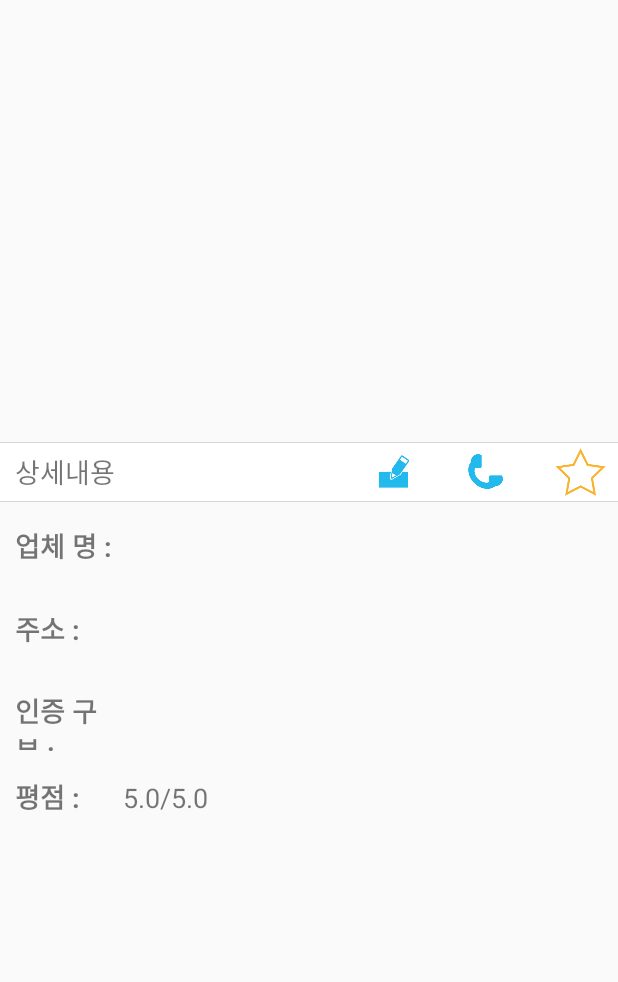
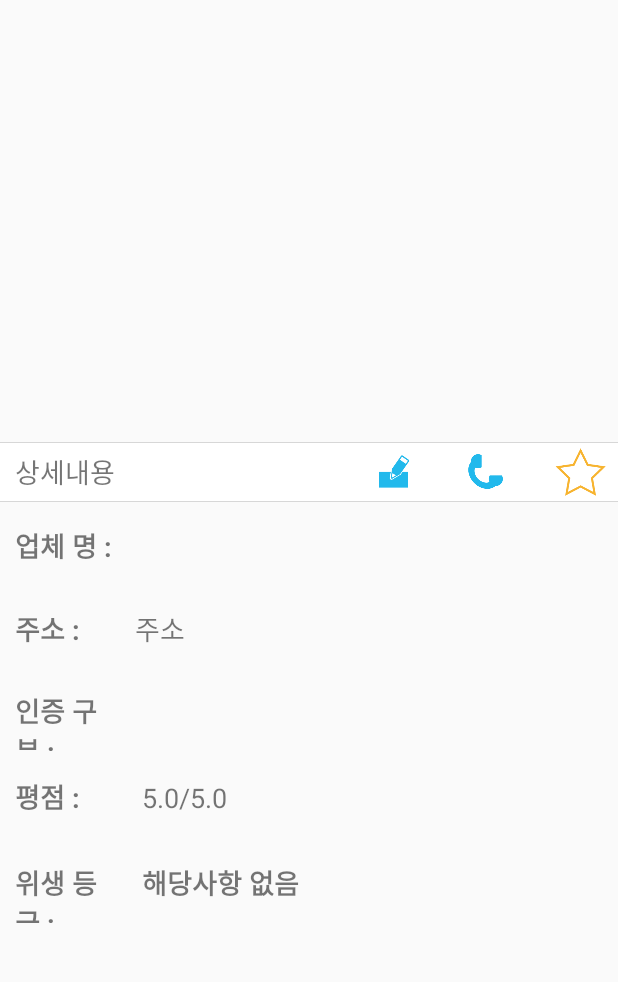
Before and after one commit to junbrother93/Seomuk, an Android app: the MapsActivity screen opened directly, with no data from a screen before it, on a phone screen of 412 x 824 dp, the part 76-1058 px from its top. Run offline under Robolectric (Android 15) with nearby library versions, the phone set to English and light mode, and no system bars; our stand-ins replace Volley; network calls fail; Roboto replaces fonts that are not available here; 5 statements that could not run were skipped.

Commit message:
연락처가 없는경우 오류 수정 // 위치정보없을떄 맵 크기가 다 가려지지않아 mapFragment에 setVisibility(View Gone) 시킴

```diff
--- a/app/src/main/java/com/example/junhyeong/myapplication/Google/MapsActivity.java
+++ b/app/src/main/java/com/example/junhyeong/myapplication/Google/MapsActivity.java
@@ -60,7 +60,7 @@ public class MapsActivity extends FragmentActivity implements OnMapReadyCallback
         Popup_login = new Intent(this, PopupActivity_Login.class);
 
         // Obtain the SupportMapFragment and get notified when the map is ready to be used.
-        SupportMapFragment mapFragment = (SupportMapFragment) getSupportFragmentManager().findFragmentById(R.id.map);
+        final SupportMapFragment mapFragment = (SupportMapFragment) getSupportFragmentManager().findFragmentById(R.id.map);
         mapFragment.getMapAsync(this);
 
         unlogin_value = intent.getIntExtra("mypage",0);
@@ -73,6 +73,10 @@ public class MapsActivity extends FragmentActivity implements OnMapReadyCallback
         review.putExtra("store_id", store_id);
 
         store_call = intent.getStringExtra("store_call"); //전화번호아이콘 만들어지면 사용
+        if(store_call.equals("") || store_call.equals(null))
+        {
+            store_call="정보를 제공하지 않습니다".toString();
+        }
         store_call = store_call.replaceAll("\\p{Z}", "");
         if(store_call.substring(0,2).equals("02")||store_call.substring(0,3).equals("010")||store_call.substring(0,3).equals("016")||store_call.substring(0,3).equals("019"))
         {}
@@ -148,10 +152,10 @@ public class MapsActivity extends FragmentActivity implements OnMapReadyCallback
         tvStore_name.setText(store_name);
         tvStore_grade.setText(store_grade);
 
-        Log.e("x:", "x"+x);
-        Log.e("y:", "y"+y);
+        Log.e("Xvalue:", "x"+x);
+        Log.e("Yvalue:", "y"+y);
 
-        if(x == 0.0 && y == 0.0)
+        if(x == 0.0 && y == 0.0 || (x==0 && y==0))
         {
             x = 37.5652894;
             y = 126.8494668;
@@ -161,10 +165,11 @@ public class MapsActivity extends FragmentActivity implements OnMapReadyCallback
             @Override
             public void onResponse(JSONObject response) {
                 Log.e("response", "response :" + response.optJSONArray("results").optJSONObject(0).optString("formatted_address"));
-                if(x == 37.5652894 && y == 126.8494668)
+                if((x == 37.5652894 && y == 126.8494668))
                 {
                     ImageView noMap = (ImageView)findViewById(R.id.noMap);
                     noMap.setVisibility(View.VISIBLE);
+                    mapFragment.getView().setVisibility(View.GONE);
                     store_address = "주소정보없음";
                 }
                 else {
--- a/app/src/main/res/layout/activity_googlemap.xml
+++ b/app/src/main/res/layout/activity_googlemap.xml
@@ -27,7 +27,7 @@
         <ImageView
             android:id="@+id/noMap"
             android:layout_width="match_parent"
-            android:layout_height="330dp"
+            android:layout_height="match_parent"
             android:src="@drawable/nomap"
             android:visibility="invisible" />
 
@@ -87,107 +87,137 @@
 
     </RelativeLayout>
 
+    <ScrollView
+        android:layout_width="match_parent"
+        android:layout_height="match_parent">
+
         <GridLayout
             android:id="@+id/Gridlayout"
             android:layout_width="match_parent"
-        android:layout_height="match_parent"
+            android:layout_height="wrap_content"
             android:layout_weight="1"
-        android:paddingLeft="10dp"
-        android:orientation="vertical">
+            android:orientation="vertical"
+            android:paddingLeft="10dp">
 
             <TextView
                 android:id="@+id/textView3"
-            android:layout_width="72dp"
+                android:layout_width="80dp"
                 android:layout_height="40dp"
-            android:layout_weight="1"
-            android:textSize="8pt"
-            android:textStyle="bold"
+                android:layout_column="0"
+                android:layout_gravity="center_vertical"
                 android:layout_marginTop="15dp"
                 android:layout_row="0"
-            android:layout_column="0"
-            android:layout_gravity="center_vertical"
-            android:text="업체 명 : " />
+                android:layout_weight="1"
+                android:text="업체 명 : "
+                android:textSize="8pt"
+                android:textStyle="bold" />
 
             <TextView
                 android:id="@+id/textView4"
-            android:layout_width="72dp"
+                android:layout_width="80dp"
                 android:layout_height="40dp"
-            android:layout_weight="1"
-            android:textSize="8pt"
-            android:textStyle="bold"
+                android:layout_column="0"
+                android:layout_gravity="center_vertical"
                 android:layout_marginTop="15dp"
                 android:layout_row="1"
-            android:layout_column="0"
-            android:layout_gravity="center_vertical"
-            android:text="주소 : " />
+                android:layout_weight="1"
+                android:text="주소 : "
+                android:textSize="8pt"
+                android:textStyle="bold" />
 
             <TextView
                 android:id="@+id/textView5"
-            android:layout_width="72dp"
+                android:layout_width="80dp"
                 android:layout_height="40dp"
-            android:layout_weight="1"
-            android:textSize="8pt"
-            android:textStyle="bold"
+                android:layout_column="0"
                 android:layout_marginTop="15dp"
                 android:layout_row="2"
-            android:layout_column="0"
-            android:text="인증 구분 :  " />
+                android:layout_weight="1"
+                android:text="인증 구분 :  "
+                android:textSize="8pt"
+                android:textStyle="bold" />
 
             <TextView
                 android:id="@+id/textView10"
-            android:layout_width="72dp"
+                android:layout_width="80dp"
                 android:layout_height="40dp"
-            android:layout_weight="1"
-            android:textSize="8pt"
-            android:textStyle="bold"
+                android:layout_column="0"
                 android:layout_marginTop="15dp"
                 android:layout_row="3"
+                android:layout_weight="1"
+                android:text="평점 : "
+                android:textSize="8pt"
+                android:textStyle="bold" />
+
+            <TextView
+                android:id="@+id/textView12"
+                android:layout_width="80dp"
+                android:layout_height="40dp"
                 android:layout_column="0"
-            android:text="평점 : " />
+                android:layout_marginTop="15dp"
+                android:layout_row="4"
+                android:layout_weight="1"
+                android:text="위생 등급 : "
+                android:textSize="8pt"
+                android:textStyle="bold" />
 
             <TextView
                 android:id="@+id/textView6"
                 android:layout_width="wrap_content"
                 android:layout_height="40dp"
-            android:layout_weight="1"
-            android:textSize="8pt"
+                android:layout_column="1"
                 android:layout_marginTop="15dp"
                 android:layout_row="0"
-            android:layout_column="1"
-            android:text="" />
+                android:layout_weight="1"
+                android:text="업체명"
+                android:textSize="8pt" />
 
             <TextView
                 android:id="@+id/textView7"
                 android:layout_width="wrap_content"
                 android:layout_height="40dp"
-            android:layout_weight="1"
-            android:textSize="8pt"
+                android:layout_column="1"
                 android:layout_marginTop="15dp"
                 android:layout_row="1"
-            android:layout_column="1"
-            android:text="" />
+                android:layout_weight="1"
+                android:text="주소"
+                android:textSize="8pt" />
 
             <TextView
                 android:id="@+id/textView8"
                 android:layout_width="wrap_content"
                 android:layout_height="40dp"
-            android:textSize="8pt"
+                android:layout_column="1"
                 android:layout_marginTop="15dp"
+                android:layout_row="2"
                 android:layout_weight="1"
-            android:layout_row="2"
-            android:layout_column="1"
-            android:text="" />
+                android:text="인증구분"
+                android:textSize="8pt" />
 
             <TextView
                 android:id="@+id/textView11"
                 android:layout_width="wrap_content"
                 android:layout_height="40dp"
+                android:layout_column="1"
+                android:layout_marginTop="15dp"
+                android:layout_row="3"
+                android:layout_weight="1"
+                android:text=" 5.0/5.0"
+                android:textSize="8pt" />
+
+            <TextView
+                android:id="@+id/textView13"
+                android:layout_width="wrap_content"
+                android:layout_height="40dp"
+                android:layout_column="1"
+                android:layout_marginTop="15dp"
+                android:layout_row="4"
+                android:layout_weight="1"
+                android:text=" 해당사항 없음"
                 android:textSize="8pt"
-            android:layout_marginTop="15dp"
-            android:layout_weight="1"
-            android:layout_row="3"
-            android:layout_column="1"
-            android:text="5.0/5.0" />
+                android:textStyle="bold" />
 
         </GridLayout>
+    </ScrollView>
+
 </LinearLayout>
--- a/app/src/main/res/layout/activity_main.xml
+++ b/app/src/main/res/layout/activity_main.xml
@@ -21,11 +21,11 @@
             <TextView
                 android:id="@+id/Text"
                 android:layout_width="match_parent"
-                android:layout_height="wrap_content"
+                android:layout_height="35dp"
                 android:layout_gravity="top"
                 android:background="#778899"
                 android:paddingBottom="3dp"
-                android:paddingTop="3dp"
+                android:paddingTop="7dp"
                 android:text=""
                 android:textAlignment="center"
                 android:textColor="#ffffff"
--- a/app/src/main/res/layout/activity_popup_review.xml
+++ b/app/src/main/res/layout/activity_popup_review.xml
@@ -3,10 +3,8 @@
     xmlns:app="http://schemas.android.com/apk/res-auto"
     android:orientation="vertical"
     android:layout_width="match_parent"
-    android:layout_height="wrap_content"
-    android:layout_gravity="center"
-
-    >
+    android:layout_height="match_parent"
+    android:layout_gravity="center">
 
 <LinearLayout
     android:layout_width="match_parent"
--- a/app/src/main/res/layout/activity_review.xml
+++ b/app/src/main/res/layout/activity_review.xml
@@ -6,13 +6,14 @@
 
     <FrameLayout
         android:layout_width="match_parent"
-        android:layout_height="35dp">
+        android:layout_height="60dp">
 
         <ImageView
             android:id="@+id/ReviewBtn2"
             android:layout_width="50dp"
             android:layout_height="wrap_content"
             android:layout_gravity="right"
+            android:layout_marginRight="10dp"
             android:src="@drawable/review"/>
     </FrameLayout>
 
```
Also changed, not shown: app/src/main/java/com/example/junhyeong/myapplication/Main/CTextView.java (added, +91 -0 lines), app/src/main/res/layout/activity_popup_explain.xml (added, +148 -0 lines). Lines whose indentation alone changed are shown as unchanged.
